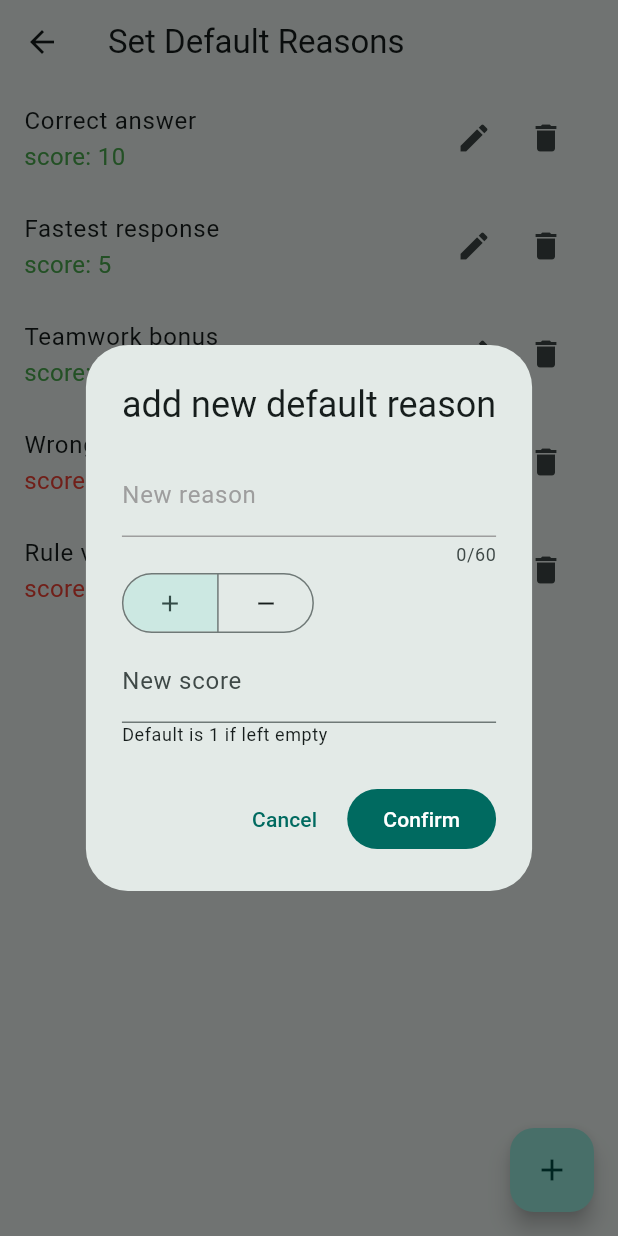
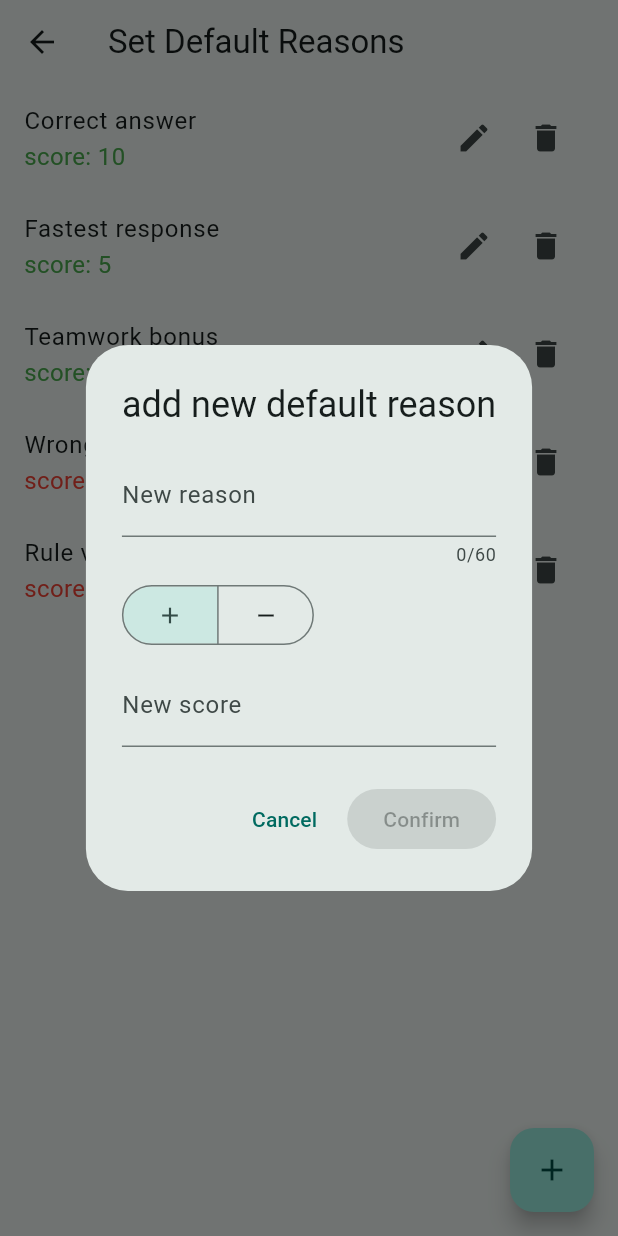
Before and after one commit to tk-wong/score_tracker, a Flutter app: the SetReasonPage screen opened directly, after a tap on the "add" icon, on a phone screen of 412 x 824 dp. Run offline on Flutter 3.47's test engine with Material 3 defaults, Android fonts, the phone set to English and light mode, and no system bars; our stand-ins replace objectbox; generated files the repository leaves out were written again.

Commit message:
feat: Refactor ChangeReasonDialog to include form validation and improve score input handling

```diff
--- a/lib/widgets/change_reason_dialog.dart
+++ b/lib/widgets/change_reason_dialog.dart
@@ -13,8 +13,7 @@ enum ScoreChangeType { increase, decrease }
 
 class _ChangeReasonDialogState extends State<ChangeReasonDialog> {
   final TextEditingController _customReasonController = TextEditingController();
-  final TextEditingController _customDeltaController = TextEditingController();
-  final List<bool> _selectedWeather = <bool>[false, false, true];
+  final TextEditingController _customScoreController = TextEditingController();
   final List<(ScoreChangeType, Icon)> icons = <(ScoreChangeType, Icon)>[
     (ScoreChangeType.increase, Icon(Icons.add)),
     (ScoreChangeType.decrease, Icon(Icons.remove)),
@@ -22,46 +21,45 @@ class _ChangeReasonDialogState extends State<ChangeReasonDialog> {
   Set<ScoreChangeType> selectedIcons = <ScoreChangeType>{
     ScoreChangeType.increase,
   };
-  ScoreReason? _selectedDefault;
-  bool _isEmptyWhenSubmit = false;
-  FocusNode _focus = FocusNode();
-
+  bool _fieldEmpty = true;
+  final _formKey = GlobalKey<FormState>();
   @override
   void initState() {
     super.initState();
-    _onFocusChange();
+    _customReasonController.addListener(_isAllFieldsNotEmpty);
+    _customScoreController.addListener(_isAllFieldsNotEmpty);
   }
 
-  void _onFocusChange() {
-    _focus.addListener(() {
-      setState(() {}); // Trigger rebuild to update the UI based on focus change
+  void _isAllFieldsNotEmpty() {
+    setState(() {
+      _fieldEmpty =
+          !(_customReasonController.text.trim().isNotEmpty &&
+              _customScoreController.text.trim().isNotEmpty);
     });
   }
 
   @override
   void dispose() {
+    _customScoreController.removeListener(_isAllFieldsNotEmpty);
+    _customReasonController.removeListener(_isAllFieldsNotEmpty);
     _customReasonController.dispose();
-    _customDeltaController.dispose();
-    _focus.removeListener(_onFocusChange);
-    _focus.dispose();
+    _customScoreController.dispose();
     super.dispose();
   }
 
   void _onSubmitForm() async {
-    final int customDelta = _customDeltaController.text.trim().isEmpty
-        ? 1
-        : int.parse(_customDeltaController.text.trim());
+    if (!_formKey.currentState!.validate()) {
+      return;
+    }
+    final int? customScore = int.tryParse(_customScoreController.text.trim());
     final String customReason = _customReasonController.text.trim();
-    if (_selectedDefault == null && customReason.isEmpty) {
-      setState(() {
-        _isEmptyWhenSubmit = true;
-      });
+    if (customReason.isEmpty || customScore == null) {
       await showDialog<void>(
         context: context,
         builder: (BuildContext context) {
           return AlertDialog(
             title: const Text('Error'),
-            content: const Text('Please enter a default reason.'),
+            content: const Text('Please enter a default reason and a valid score.'),
             actions: <Widget>[
               TextButton(
                 onPressed: () => Navigator.of(context).pop(),
@@ -74,17 +72,13 @@ class _ChangeReasonDialogState extends State<ChangeReasonDialog> {
       return;
     }
 
-    if (_selectedDefault != null) {
-      Navigator.of(context).pop(_selectedDefault);
-      return;
-    }
 
     Navigator.of(context).pop(
       ScoreReason(
         label: customReason,
         delta: selectedIcons.first == ScoreChangeType.increase
-            ? customDelta
-            : -customDelta,
+            ? customScore
+            : -customScore,
       ),
     );
   }
@@ -93,41 +87,44 @@ class _ChangeReasonDialogState extends State<ChangeReasonDialog> {
   Widget build(BuildContext context) {
     return AlertDialog(
       title: Text("add new default reason"),
-      content: SingleChildScrollView(
+      content: Form(
+        key: _formKey,
         child: Column(
           mainAxisSize: MainAxisSize.min,
           crossAxisAlignment: CrossAxisAlignment.start,
           children: <Widget>[
             // const SizedBox(height: 8),
-            TextField(
+            TextFormField(
+              autovalidateMode: AutovalidateMode.onUserInteraction,
               controller: _customReasonController,
-              focusNode: _focus,
               maxLength: 60,
+              validator: (value) {
+                if (value == null || value.isEmpty) {
+                  return 'Please enter default reason';
+                } else if (value.trim().length > 60) {
+                  return 'Reason must be at most 60 characters';
+                }
+                return null;
+              },
+
               decoration: InputDecoration(
                 labelText: 'New reason',
                 hintText: 'Example: "Won a game"',
-                labelStyle: TextStyle(
-                  color: _isEmptyWhenSubmit && !_focus.hasFocus
-                      ? Colors.red
-                      : Colors.grey,
-                ), // Switches color dynamically
-                enabledBorder: UnderlineInputBorder(
-                  borderSide: BorderSide(
-                    color: _isEmptyWhenSubmit
-                        ? Colors.red
-                        : Colors.grey, // Switches color dynamically
-                  ),
-                ),
+                // labelStyle: TextStyle(
+                //   color: _isEmptyWhenSubmit && !_focus.hasFocus
+                //       ? Colors.red
+                //       : Colors.grey,
+                // ), // Switches color dynamically
+                // enabledBorder: UnderlineInputBorder(
+                //   borderSide: BorderSide(
+                //     color: _isEmptyWhenSubmit
+                //         ? Colors.red
+                //         : Colors.grey, // Switches color dynamically
+                //   ),
+                // ),
               ),
-              onChanged: (String value) {
-                if (value.trim().isNotEmpty) {
-                  setState(() {
-                    _isEmptyWhenSubmit =
-                        false; // Reset error state when user types
-                  });
-                }
-              },
             ),
+            const SizedBox(height: 8),
             SegmentedButton<ScoreChangeType>(
               segments: icons
                   .map((icon) => ButtonSegment(value: icon.$1, icon: icon.$2))
@@ -143,8 +140,10 @@ class _ChangeReasonDialogState extends State<ChangeReasonDialog> {
                   ? {ScoreChangeType.increase}
                   : {selectedIcons.first},
             ),
-            TextField(
-              controller: _customDeltaController,
+            const SizedBox(height: 8),
+            TextFormField(
+              autovalidateMode: AutovalidateMode.onUserInteraction,
+              controller: _customScoreController,
               decoration: InputDecoration(
                 labelText: 'New score',
                 hintText: 'Example: 2',
@@ -153,10 +152,14 @@ class _ChangeReasonDialogState extends State<ChangeReasonDialog> {
               inputFormatters: <TextInputFormatter>[
                 FilteringTextInputFormatter.digitsOnly,
               ],
-            ),
-            Text(
-              'Default is 1 if left empty',
-              style: Theme.of(context).textTheme.bodySmall,
+              validator: (value) {
+                if (value == null || value.isEmpty) {
+                  return 'Please enter a score';
+                } else if (int.tryParse(value) == null) {
+                  return 'Please enter a valid number';
+                }
+                return null;
+              },
             ),
           ],
         ),
@@ -167,10 +170,19 @@ class _ChangeReasonDialogState extends State<ChangeReasonDialog> {
           child: const Text('Cancel'),
         ),
         FilledButton(
-          onPressed: _onSubmitForm,
+          onPressed:
+              checkValidForm()
+              ? _onSubmitForm
+              : null,
           child: const Text('Confirm'),
         ),
       ],
     );
   }
+
+  bool checkValidForm() {
+    return !_fieldEmpty &&
+                _formKey.currentState != null &&
+                _formKey.currentState!.validate();
+  }
 }
```
